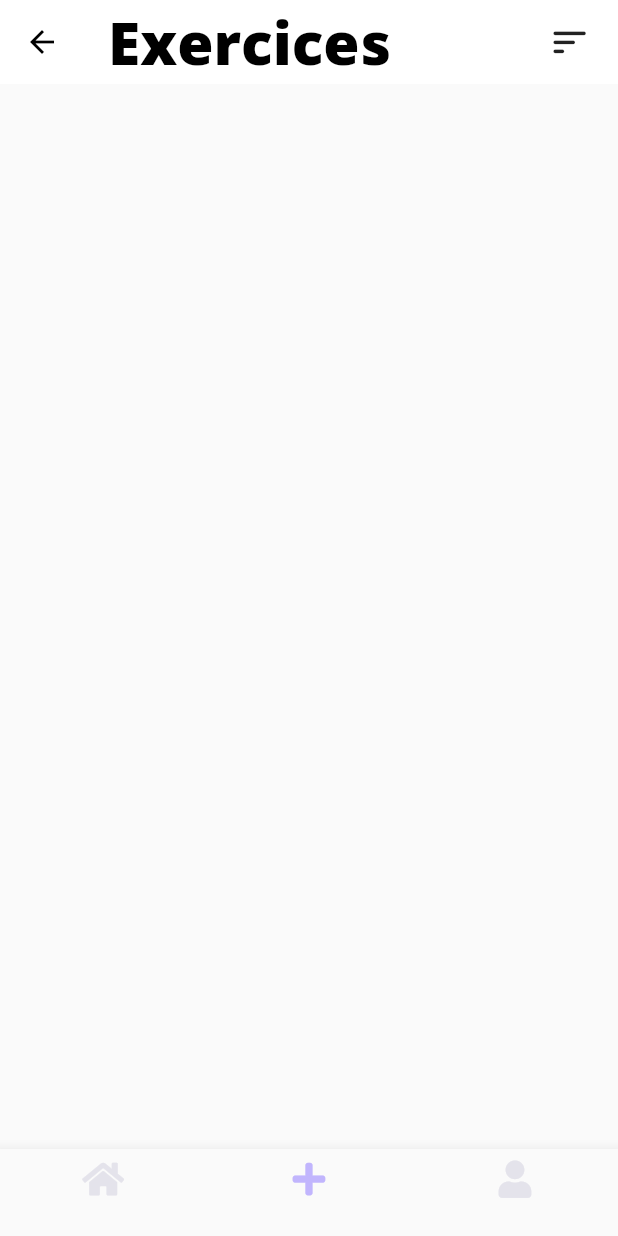
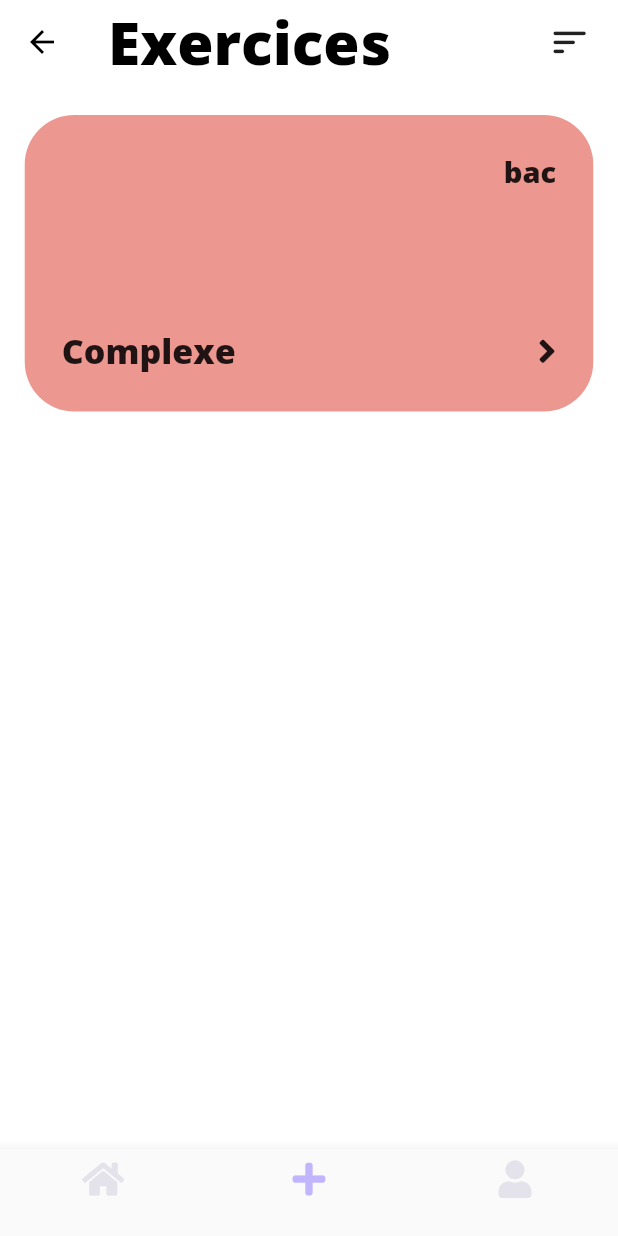
Before and after one commit to AnassSD/maths_quiz---26augbackup, a Flutter app: the Quiz screen opened by its route, swiped to page 2, on a phone screen of 412 x 824 dp. Run offline on Flutter 3.47's test engine with Material 2 defaults, Android fonts, the phone set to English and light mode, and no system bars; our stand-ins replace audioplayers, cloud_firestore, firebase_auth, firebase_core, firebase_storage, font_awesome_flutter and 5 more; missing offline and left inert: flutter_math_fork, flutter_tex; accounts and stored records are empty; project files that could hold a hidden picture were left out.

Commit message:
12/31/22

```diff
--- a/lib/ExercicesMainPage/exMainPage.dart
+++ b/lib/ExercicesMainPage/exMainPage.dart
@@ -1,13 +1,17 @@
 // ignore_for_file: file_names
-import 'package:cloud_firestore/cloud_firestore.dart';
-import 'package:firebase_core/firebase_core.dart';
 import 'package:flutter/material.dart';
-import 'package:maths_quiz/ExercicesPages/exercicesBox.dart';
+import 'package:font_awesome_flutter/font_awesome_flutter.dart';
+import 'package:get/get.dart';
+import 'package:maths_quiz/ExercicesMainPage/mainExercicesLessons.dart';
+import 'package:maths_quiz/questions/content.dart';
+import 'package:maths_quiz/questions/questions.dart';
 import '../constants/constantsTextStyles.dart';
 import '../sizeConfig.dart';
 
+// ignore: must_be_immutable
 class ExercicesPage extends StatefulWidget {
-  const ExercicesPage({Key? key}) : super(key: key);
+  Questions questionsObjct;
+  ExercicesPage(this.questionsObjct, {Key? key}) : super(key: key);
 
   @override
   State<ExercicesPage> createState() => _ExercicesPageState();
@@ -16,6 +20,7 @@ class ExercicesPage extends StatefulWidget {
 class _ExercicesPageState extends State<ExercicesPage> {
   @override
   Widget build(BuildContext context) {
+    Questions questions = widget.questionsObjct;
     return Scaffold(
       appBar: AppBar(
         backgroundColor: Colors.white,
@@ -75,45 +80,15 @@ class _ExercicesPageState extends State<ExercicesPage> {
       ),
       body: SafeArea(
         child: Container(
+          width: SizeConfig.safeBlockHorizontal * 100,
           height: SizeConfig.safeBlockVertical * 100,
           padding: kColumnPadding,
+          color: Colors.white,
           child: Expanded(
-            child: StreamBuilder(
-              stream: FirebaseFirestore.instance
-                  .collection('exercices')
-                  .snapshots(),
-              builder: (context, AsyncSnapshot<QuerySnapshot> snapshot) {
-                if (snapshot.hasData) {
-                  return ListView.builder(
-                    itemCount: snapshot.data!.docs.length,
-                    itemBuilder: (context, index) => Container(
-                      // width: SizeConfig.safeBlockHorizontal*92,
-                      height: SizeConfig.safeBlockVertical * 24,
-                      padding:
-                          EdgeInsets.all(SizeConfig.safeBlockHorizontal * 6),
-                      margin: EdgeInsets.symmetric(
-                          vertical: SizeConfig.safeBlockVertical * 1.5),
-                      decoration: BoxDecoration(
-                          // image: DecorationImage(
-                          //   image: AssetImage('images/$image'),
-                          //   fit: BoxFit.fill,
-                          // ),
-                          borderRadius: BorderRadius.circular(
-                              SizeConfig.safeBlockHorizontal * 8),
-                          color: const Color.fromARGB(255, 236, 151, 144)),
-                      child: Align(
-                        alignment: Alignment.bottomLeft,
-                        child: Text(
-                          snapshot.data!.docs[index]['title'],
-                          style: kWidgetTitleStyles,
-                        ),
-                      ),
-                    ),
-                  );
-                } else {
-                  return Container();
-                }
-              },
+            child: ListView.builder(
+              itemCount: questions.question.length,
+              itemBuilder: (context, index) =>
+                  MainExerciceLessonWidget(questions: questions, index: index),
             ),
           ),
         ),
@@ -121,3 +96,66 @@ class _ExercicesPageState extends State<ExercicesPage> {
     );
   }
 }
+
+class MainExerciceLessonWidget extends StatelessWidget {
+  const MainExerciceLessonWidget({
+    Key? key,
+    required this.questions,
+    required this.index,
+  }) : super(key: key);
+
+  final Questions questions;
+  final int index;
+
+  @override
+  Widget build(BuildContext context) {
+    Content lesson = questions.question[index];
+    return GestureDetector(
+      onTap: () {
+        Get.to(
+          () => MainExercicesLessons(lesson: lesson),
+          transition: Transition.cupertino,
+        );
+      },
+      child: Container(
+        height: SizeConfig.safeBlockVertical * 24,
+        padding: EdgeInsets.all(SizeConfig.safeBlockHorizontal * 6),
+        margin:
+            EdgeInsets.symmetric(vertical: SizeConfig.safeBlockVertical * 1.5),
+        decoration: BoxDecoration(
+            // image: DecorationImage(
+            //   image: AssetImage('images/$image'),
+            //   fit: BoxFit.fill,
+            // ),
+            borderRadius:
+                BorderRadius.circular(SizeConfig.safeBlockHorizontal * 8),
+            color: const Color.fromARGB(255, 236, 151, 144)),
+        child: Column(
+          mainAxisAlignment: MainAxisAlignment.spaceBetween,
+          children: [
+            Align(
+              alignment: Alignment.centerRight,
+              child: Text(
+                questions.question[index].age,
+                style: kLessonAge,
+              ),
+            ),
+            Row(
+              mainAxisAlignment: MainAxisAlignment.spaceBetween,
+              children: [
+                Text(
+                  questions.question[index].title,
+                  style: kLessonTitle,
+                ),
+                FaIcon(
+                  FontAwesomeIcons.angleRight,
+                  size: SizeConfig.safeBlockHorizontal * 6,
+                ),
+              ],
+            ),
+          ],
+        ),
+      ),
+    );
+  }
+}
--- a/lib/account/profile.dart
+++ b/lib/account/profile.dart
@@ -14,10 +14,7 @@ import 'package:maths_quiz/constants/constantsTextStyles.dart';
 import 'package:maths_quiz/sizeConfig.dart';
 import 'package:maths_quiz/verifyEmail.dart';
 
-//
-// String firstName = userInfo!.firstname!,
-//     lastName = userInfo!.lastname!,
-//     email = userInfo!.email!;
+
 String imageUrl = '';
 
 //
--- a/lib/constants/constantsTextStyles.dart
+++ b/lib/constants/constantsTextStyles.dart
@@ -10,7 +10,23 @@ final EdgeInsets kColumnPadding = EdgeInsets.only(
   left: SizeConfig.safeBlockHorizontal * 4,
   right: SizeConfig.safeBlockHorizontal * 4,
 );
-
+final kLessonTitle = TextStyle(
+  fontWeight: FontWeight.w800,
+  fontSize: SizeConfig.safeBlockHorizontal * 5.5,
+);
+final kLessonAge = TextStyle(
+  fontWeight: FontWeight.w800,
+  fontSize: SizeConfig.safeBlockHorizontal * 4.7,
+);
+final kScoreNumber = TextStyle(
+  fontWeight: FontWeight.w800,
+  fontSize: SizeConfig.safeBlockHorizontal * 5,
+);
+final kScorePoint = TextStyle(
+  fontWeight: FontWeight.w700,
+  fontSize: SizeConfig.safeBlockHorizontal * 4.5,
+  color: const Color.fromARGB(255, 43, 42, 42),
+);
 // Used in Greeting+Name in the main page
 final kTextStyleName = TextStyle(
   fontWeight: FontWeight.w800,
--- a/lib/main.dart
+++ b/lib/main.dart
@@ -1,3 +1,5 @@
+import 'dart:convert';
+
 import 'package:firebase_core/firebase_core.dart';
 import 'package:flutter/material.dart';
 import 'package:flutter/services.dart';
@@ -7,9 +9,11 @@ import 'package:maths_quiz/ExercicesPages/exercicePage.dart';
 import 'package:maths_quiz/account/account.dart';
 import 'package:maths_quiz/account/profile.dart';
 import 'package:maths_quiz/authenticate/auth_controller.dart';
+import 'package:maths_quiz/questions/questions.dart';
 import 'package:maths_quiz/splashscreen.dart';
 import 'ExercicesPages/exercicesList.dart';
 import 'constants/constantsColors.dart';
+import 'questions/content.dart';
 import 'sizeConfig.dart';
 import 'mainPage/mainPage.dart';
 import 'ExercicesMainPage/exMainPage.dart';
@@ -132,7 +136,12 @@ class _QuizState extends State<Quiz> {
         ],
       ),
       body: SafeArea(
-        child: PageView(
+        child: FutureBuilder<Questions>(
+          future: getQuestions(context),
+          builder: (context, snapshot) {
+            if (snapshot.hasData) {
+              Questions objct = snapshot.data!;
+              return PageView(
                 controller: Quiz.pageController,
                 onPageChanged: (page) {
                   setState(() {
@@ -140,16 +149,30 @@ class _QuizState extends State<Quiz> {
                   });
                 },
                 scrollDirection: Axis.horizontal,
-          children: const [
-            MainPage(),
-            ExercicesPage(),
-            AccMainPage(),
+                children: [
+                  const MainPage(),
+                  ExercicesPage(objct),
+                  const AccMainPage(),
                 ],
+              );
+            } else {
+              return const Text('waiting');
+            }
+          },
         ),
       ),
     );
   }
 }
 
+Future<Questions> getQuestions(BuildContext context) async {
+  final response = await rootBundle.loadString('json/questions.json');
+  final json = jsonDecode(response)['content'];
+  final longeur = json as List;
 
-//TODO: put Profile content, Settings...... in place of above containers in PageView
+  var objct = Questions(question: [Content.fromJson(json[0])]);
+  for (int i = 1; i < longeur.length; i++) {
+    objct.question.add(Content.fromJson(json[i]));
+  }
+  return objct;
+}
--- a/lib/questions/quiz.dart
+++ b/lib/questions/content.dart
@@ -1,14 +1,18 @@
 import 'package:json_annotation/json_annotation.dart';
 import 'lessons.dart';
 
-part 'quiz.g.dart';
+part 'content.g.dart';
 
 @JsonSerializable(explicitToJson: true)
 class Content {
   final String title;
+  final String image;
+  final String age;
   final List<Lessons> lessons;
 
   Content({
+    required this.image,
+    required this.age,
     required this.title,
     required this.lessons,
   });
--- /dev/null
+++ b/lib/questions/questions.dart
@@ -0,0 +1,7 @@
+import 'package:maths_quiz/questions/content.dart';
+
+class Questions {
+  final List<Content> question;
+
+  Questions({required this.question});
+}
--- a/pubspec.yaml
+++ b/pubspec.yaml
@@ -85,6 +85,7 @@ flutter:
   assets:
     - images/
     - assets/
+    - json/
 
   # An image asset can refer to one or more resolution-specific "variants", see
   # https://flutter.dev/assets-and-images/#resolution-aware.
```
Also changed, not shown: json/questions.json (renamed from lib/questions/questions.json, +46 -44 lines), lib/ExercicesMainPage/mainExercicesLessons.dart (added, +162 -0 lines), lib/ExercicesMainPage/quizPage.dart (added, +15 -0 lines), lib/ExercicesPages/quizBrain.dart (+16 -16 lines), lib/questions/content.g.dart. Lines whose indentation alone changed are shown as unchanged.
